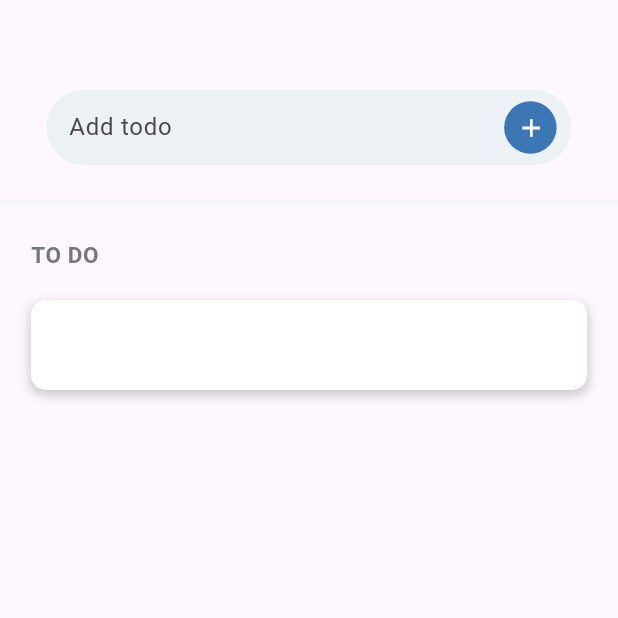
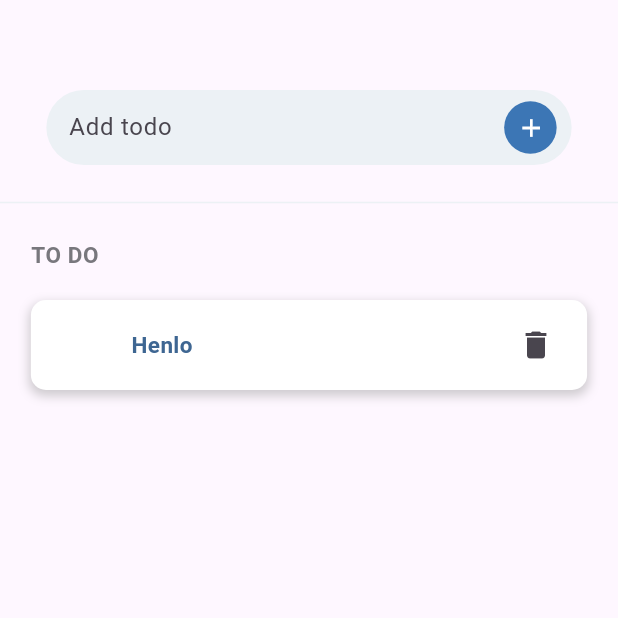
Before and after one commit to hamRS/riverpod-test, a Flutter app: the screen it shows after launch, on a phone screen of 412 x 824 dp, the top half of it. Run offline on Flutter 3.47's test engine with Material 3 defaults, Android fonts, the phone set to English and light mode, and no system bars; our stand-ins replace dio, flutter_riverpod, go_router, rive, riverpod_annotation; generated files the repository leaves out were written again; statements that could not run were skipped.

```diff
--- a/lib/feature/todos/presentation/screen/todo_screen.dart
+++ b/lib/feature/todos/presentation/screen/todo_screen.dart
@@ -29,7 +29,7 @@ class TodosScreen extends StatelessWidget {
                 onPressed: () {},
               ),
             ),
-            Divider(
+            const Divider(
               color: Color.fromRGBO(236, 241, 245, 1),
               height: 50,
             ),
--- a/lib/feature/todos/presentation/widgets/todo_checkbox_widget.dart
+++ b/lib/feature/todos/presentation/widgets/todo_checkbox_widget.dart
@@ -7,9 +7,13 @@ class TodoCheckboxWidget extends StatefulWidget {
   const TodoCheckboxWidget({
     super.key,
     required this.onChecked,
+    required this.todoLegend,
+    required this.onDelete,
   });
 
   final void Function() onChecked;
+  final String todoLegend;
+  final void Function() onDelete;
 
   @override
   State<TodoCheckboxWidget> createState() => _MyWidgetState();
@@ -87,6 +91,22 @@ class _MyWidgetState extends State<TodoCheckboxWidget> {
                       ),
                     ),
             ),
+            const SizedBox(
+              width: 7,
+            ),
+            Text(
+              widget.todoLegend,
+              style: const TextStyle(
+                color: Color.fromRGBO(62, 102, 146, 1),
+                fontSize: 15,
+                fontWeight: FontWeight.bold,
+              ),
+            ),
+            const Spacer(),
+            IconButton(
+              onPressed: widget.onDelete,
+              icon: const Icon(Icons.delete),
+            ),
           ],
         ),
       ),
--- a/lib/feature/todos/presentation/widgets/todo_list_section_widget.dart
+++ b/lib/feature/todos/presentation/widgets/todo_list_section_widget.dart
@@ -22,6 +22,8 @@ class TodoListSectionWidget extends StatelessWidget {
           ),
           TodoCheckboxWidget(
             onChecked: () {},
+            onDelete: () {},
+            todoLegend: 'Henlo',
           ),
         ],
       ),
--- a/pubspec.yaml
+++ b/pubspec.yaml
@@ -15,6 +15,7 @@ dependencies:
   dio: ^5.4.0
   go_router: ^13.1.0
   rive: ^0.12.4
+  uuid: ^4.2.2
 
 dev_dependencies:
   flutter_test:
```
Also changed, not shown: lib/feature/todos/domain/todos_entity.dart (added, +29 -0 lines), lib/feature/todos/presentation/providers/todos_notifier_provider.dart (added, +33 -0 lines), lib/feature/todos/presentation/providers/todos_state.dart (added, +22 -0 lines), lib/core/api_client/api_client.g.dart, lib/feature/todos/presentation/providers/todos_notifier_provider.g.dart (added), pubspec.lock.
